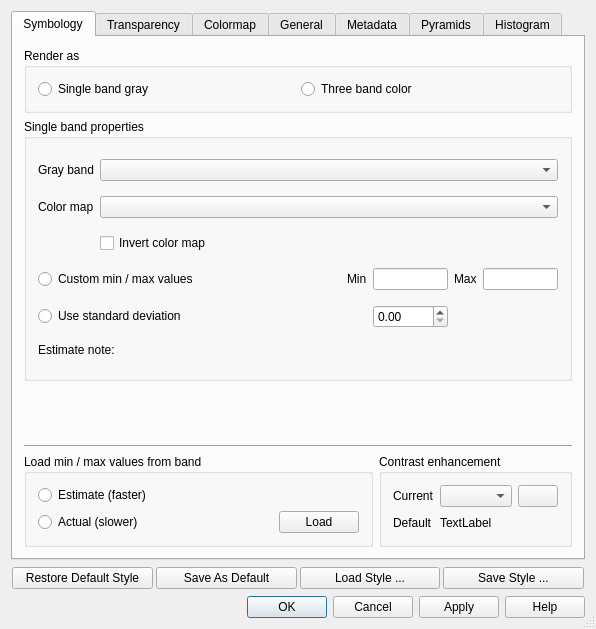
qgis/QGIS, file src/ui/qgsrasterlayerpropertiesbase.ui: the form before one commit.
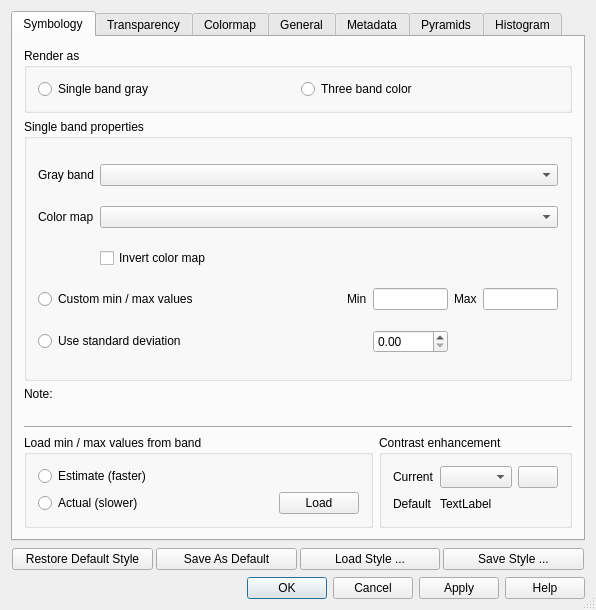
The form after the commit. The open tabs and pages were chosen to show the change. Icons and pictures are not drawn.

Commit message: -Removed some unneeded code for a freature that will not be in 1.0 -Added flags to indicate if min max values are actual computed values or estimates/userdefined -Implemented the min/max estimate warning on gui

What changed in the file:
```diff
--- a/src/ui/qgsrasterlayerpropertiesbase.ui
+++ b/src/ui/qgsrasterlayerpropertiesbase.ui
@@ -6,7 +6,7 @@
     <x>0</x>
     <y>0</y>
     <width>596</width>
-    <height>629</height>
+    <height>610</height>
    </rect>
   </property>
   <property name="windowTitle" >
@@ -475,7 +475,7 @@
                 </property>
                </widget>
               </item>
-              <item row="0" column="1" colspan="6" >
+              <item row="0" column="1" colspan="5" >
                <widget class="QComboBox" name="cboGray" >
                 <property name="sizePolicy" >
                  <sizepolicy vsizetype="Fixed" hsizetype="Expanding" >
@@ -498,7 +498,7 @@
                 </property>
                </widget>
               </item>
-              <item row="1" column="1" colspan="6" >
+              <item row="1" column="1" colspan="5" >
                <widget class="QComboBox" name="cboxColorMap" >
                 <property name="sizePolicy" >
                  <sizepolicy vsizetype="Fixed" hsizetype="Expanding" >
@@ -514,7 +514,7 @@
                 </property>
                </widget>
               </item>
-              <item row="2" column="1" colspan="6" >
+              <item row="2" column="1" colspan="5" >
                <widget class="QCheckBox" name="cboxInvertColorMap" >
                 <property name="sizePolicy" >
                  <sizepolicy vsizetype="Fixed" hsizetype="Expanding" >
@@ -534,7 +534,7 @@
                 </property>
                </widget>
               </item>
-              <item row="3" column="3" >
+              <item row="3" column="2" >
                <widget class="QLabel" name="lblGrayMin" >
                 <property name="sizePolicy" >
                  <sizepolicy vsizetype="Fixed" hsizetype="Fixed" >
@@ -547,7 +547,7 @@
                 </property>
                </widget>
               </item>
-              <item row="3" column="4" >
+              <item row="3" column="3" >
                <widget class="QLineEdit" name="leGrayMin" >
                 <property name="sizePolicy" >
                  <sizepolicy vsizetype="Fixed" hsizetype="Fixed" >
@@ -572,7 +572,7 @@
                 </property>
                </widget>
               </item>
-              <item row="3" column="5" >
+              <item row="3" column="4" >
                <widget class="QLabel" name="lblGrayMax" >
                 <property name="sizePolicy" >
                  <sizepolicy vsizetype="Fixed" hsizetype="Fixed" >
@@ -585,7 +585,7 @@
                 </property>
                </widget>
               </item>
-              <item row="3" column="6" >
+              <item row="3" column="5" >
                <widget class="QLineEdit" name="leGrayMax" >
                 <property name="sizePolicy" >
                  <sizepolicy vsizetype="Fixed" hsizetype="Fixed" >
@@ -610,14 +610,14 @@
                 </property>
                </widget>
               </item>
-              <item row="4" column="0" colspan="3" >
+              <item row="4" column="0" colspan="2" >
                <widget class="QRadioButton" name="rbtnSingleBandStdDev" >
                 <property name="text" >
                  <string>Use standard deviation</string>
                 </property>
                </widget>
               </item>
-              <item row="4" column="4" >
+              <item row="4" column="3" >
                <widget class="QDoubleSpinBox" name="sboxSingleBandStdDev" >
                 <property name="maximum" >
                  <double>10.000000000000000</double>
@@ -630,19 +630,6 @@
                 </property>
                </widget>
               </item>
-              <item row="5" column="0" colspan="7" >
-               <widget class="QLabel" name="lblMinMaxEstimateWarning" >
-                <property name="sizePolicy" >
-                 <sizepolicy vsizetype="Maximum" hsizetype="Expanding" >
-                  <horstretch>0</horstretch>
-                  <verstretch>0</verstretch>
-                 </sizepolicy>
-                </property>
-                <property name="text" >
-                 <string>Estimate note:</string>
-                </property>
-               </widget>
-              </item>
              </layout>
             </widget>
            </item>
@@ -650,14 +637,34 @@
          </widget>
         </widget>
        </item>
-       <item row="3" column="0" colspan="2" >
+       <item row="2" column="0" colspan="2" >
+        <widget class="QLabel" name="lblMinMaxEstimateWarning" >
+         <property name="text" >
+          <string>Note:</string>
+         </property>
+        </widget>
+       </item>
+       <item row="3" column="0" >
+        <spacer>
+         <property name="orientation" >
+          <enum>Qt::Vertical</enum>
+         </property>
+         <property name="sizeHint" >
+          <size>
+           <width>20</width>
+           <height>0</height>
+          </size>
+         </property>
+        </spacer>
+       </item>
+       <item row="4" column="0" colspan="2" >
         <widget class="Line" name="line" >
          <property name="orientation" >
           <enum>Qt::Horizontal</enum>
          </property>
         </widget>
        </item>
-       <item row="4" column="0" >
+       <item row="5" column="0" >
         <widget class="QGroupBox" name="groupBox_2" >
          <property name="title" >
           <string>Load min / max values from band</string>
@@ -713,7 +720,7 @@
          </layout>
         </widget>
        </item>
-       <item row="4" column="1" >
+       <item row="5" column="1" >
         <widget class="QGroupBox" name="groupBox_8" >
          <property name="title" >
           <string>Contrast enhancement</string>
@@ -790,19 +797,6 @@
          </layout>
         </widget>
        </item>
-       <item row="2" column="0" >
-        <spacer>
-         <property name="orientation" >
-          <enum>Qt::Vertical</enum>
-         </property>
-         <property name="sizeHint" >
-          <size>
-           <width>20</width>
-           <height>0</height>
-          </size>
-         </property>
-        </spacer>
-       </item>
       </layout>
      </widget>
      <widget class="QWidget" name="tabPageTransparency" >
```
Left out of the diff: 20 changed lines with no effect on the pictures. The commit also changes 5 other files.
